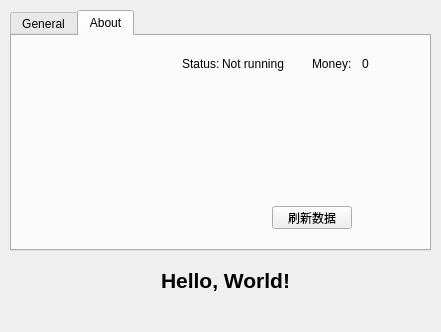
Above: mainwindow.ui from wudi-7mi/open_ra2ob_qt6 before the change. Below: the same form after it.
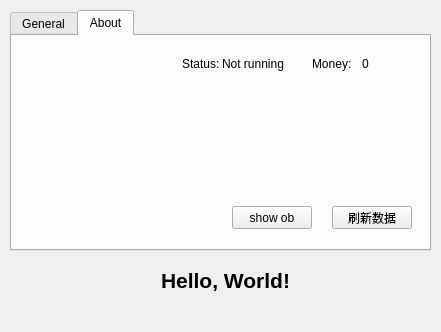
That is the form after the change. The open tabs and pages were chosen to show the change. Icons and pictures are not drawn. Custom widgets are drawn as their Qt base class.

The edit to the form file:
```diff
--- a/mainwindow.ui
+++ b/mainwindow.ui
@@ -131,7 +131,7 @@
      <widget class="QPushButton" name="btn_emit">
       <property name="geometry">
        <rect>
-        <x>260</x>
+        <x>320</x>
         <y>170</y>
         <width>80</width>
         <height>23</height>
@@ -213,6 +213,19 @@
        <string>0</string>
       </property>
      </widget>
+     <widget class="QPushButton" name="btn_show_ob">
+      <property name="geometry">
+       <rect>
+        <x>220</x>
+        <y>170</y>
+        <width>80</width>
+        <height>23</height>
+       </rect>
+      </property>
+      <property name="text">
+       <string>show ob</string>
+      </property>
+     </widget>
     </widget>
    </widget>
   </widget>
```
Left out of the diff: 2 changed lines with no effect on the pictures.
